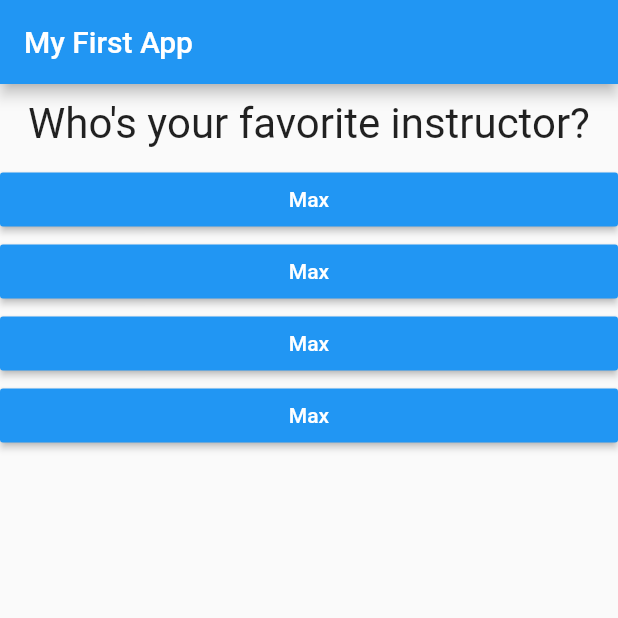
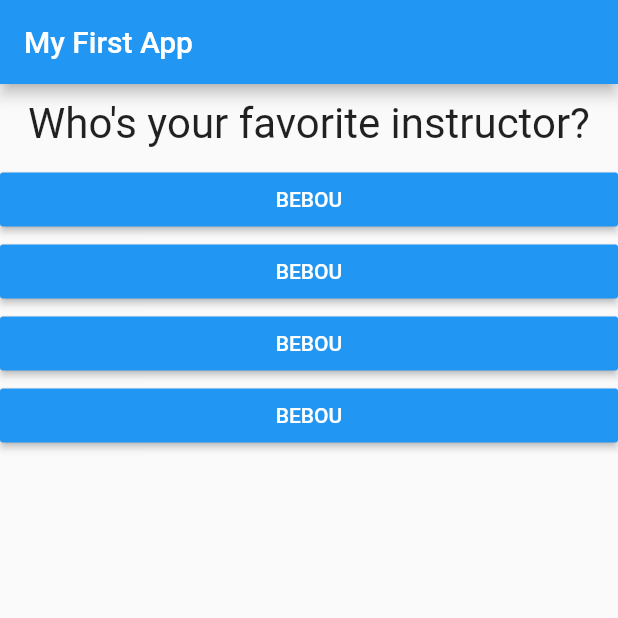
Before and after one commit to EroMCakes/Flutter-Quizz-App, a Flutter app: the screen it shows after launch, after a tap on "Black", after a tap on "Snake", on a phone screen of 412 x 824 dp, the top half of it. Run offline on Flutter 3.47's test engine with Material 2 defaults, Android fonts, the phone set to English and light mode, and no system bars.

Commit message:
Finished core concept elements of the app

```diff
--- a/quizz_app/lib/main.dart
+++ b/quizz_app/lib/main.dart
@@ -16,20 +16,45 @@ class _MyAppState extends State<MyApp> {
   final _questions = const [
     {
       'questionText': 'What\'s your favorite color?',
-      'answers': ['Black', 'Red', 'Green', 'White'],
+      'answers': [
+        {'text': 'Black', 'score': 10},
+        {'text': 'Red', 'score': 5},
+        {'text': 'Green', 'score': 0},
+        {'text': 'White', 'score': 2}
+      ],
     },
     {
       'questionText': 'What\'s your favorite animal?',
-      'answers': ['Rabbit', 'Snake', 'Elephant', 'Lion'],
+      'answers': [
+        {'text': 'Squirrel', 'score': 10},
+        {'text': 'Snake', 'score': 2},
+        {'text': 'Elephant', 'score': 0},
+        {'text': 'Lion', 'score': 8}
+      ],
     },
     {
       'questionText': 'Who\'s your favorite instructor?',
-      'answers': ['Max', 'Max', 'Max', 'Max'],
+      'answers': [
+        {'text': 'BEBOU', 'score': 10},
+        {'text': 'BEBOU', 'score': 10},
+        {'text': 'BEBOU', 'score': 10},
+        {'text': 'BEBOU', 'score': 10}
+      ],
     },
   ];
   var _questionIndex = 0;
+  var _totalScore = 0;
 
-  void _answerQuestion() {
+  void _resetQuiz() {
+    setState(() {
+      _questionIndex = 0;
+      _totalScore = 0;
+    });
+  }
+
+  void _answerQuestion(int score) {
+    _totalScore += score;
+
     setState(() {
       _questionIndex = _questionIndex + 1;
     });
@@ -55,7 +80,7 @@ class _MyAppState extends State<MyApp> {
                 questionIndex: _questionIndex,
                 questions: _questions,
               )
-            : Result(),
+            : Result(_totalScore, _resetQuiz),
       ),
     );
   }
--- a/quizz_app/lib/quiz.dart
+++ b/quizz_app/lib/quiz.dart
@@ -21,8 +21,9 @@ class Quiz extends StatelessWidget {
         Question(
           questions[questionIndex]['questionText'],
         ),
-        ...(questions[questionIndex]['answers'] as List<String>).map((answer) {
-          return Answer(answerQuestion, answer);
+        ...(questions[questionIndex]['answers'] as List<Map<String, Object>>)
+            .map((answer) {
+          return Answer(() => answerQuestion(answer['score']), answer['text']);
         }).toList()
       ],
     );
```
Also changed, not shown: quizz_app/lib/result.dart (+34 -1 lines).
